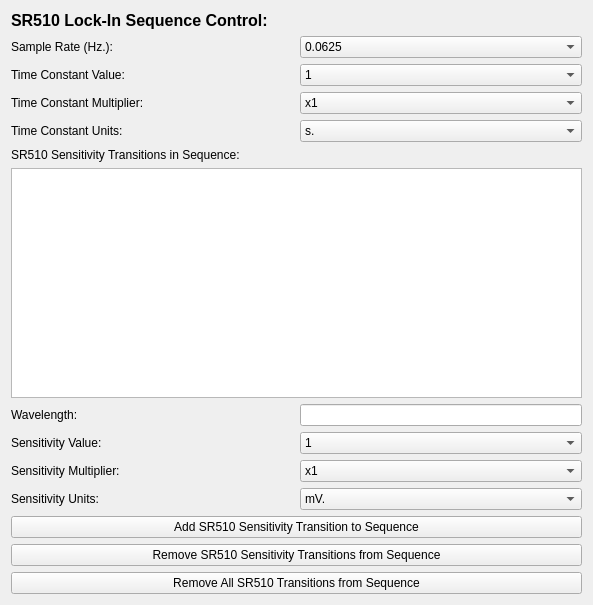
Old version of the form SPHEREx-Calibration-Automation/pylab/pylabgui/QTDesigner/sr510AutoDialog.ui in the repository samcondon4/SPHEREx-lab-tools.
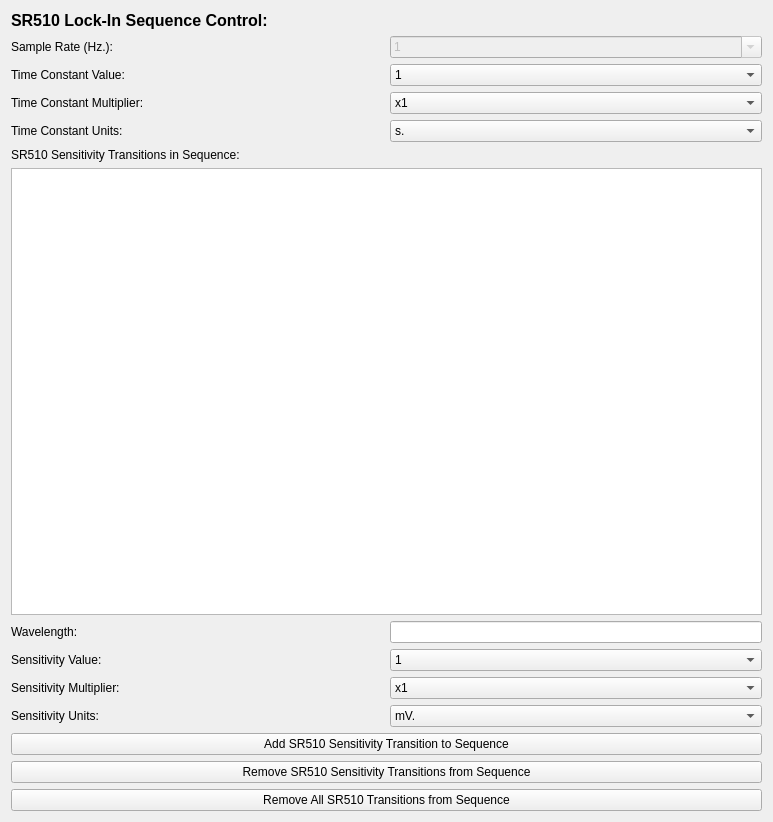
New version of the form.

```diff
--- a/SPHEREx-Calibration-Automation/pylab/pylabgui/QTDesigner/sr510AutoDialog.ui
+++ b/SPHEREx-Calibration-Automation/pylab/pylabgui/QTDesigner/sr510AutoDialog.ui
@@ -6,8 +6,8 @@
    <rect>
     <x>0</x>
     <y>0</y>
-    <width>593</width>
-    <height>605</height>
+    <width>773</width>
+    <height>822</height>
    </rect>
   </property>
   <property name="windowTitle">
@@ -43,8 +43,17 @@
    </item>
    <item row="1" column="1">
     <widget class="QComboBox" name="combobox_list_SavedSequences_passive_Sr510SampleRate">
+     <property name="enabled">
+      <bool>false</bool>
+     </property>
+     <property name="editable">
+      <bool>true</bool>
+     </property>
      <property name="currentText">
-      <string>0.0625</string>
+      <string>1</string>
+     </property>
+     <property name="currentIndex">
+      <number>4</number>
      </property>
      <item>
       <property name="text">
```
